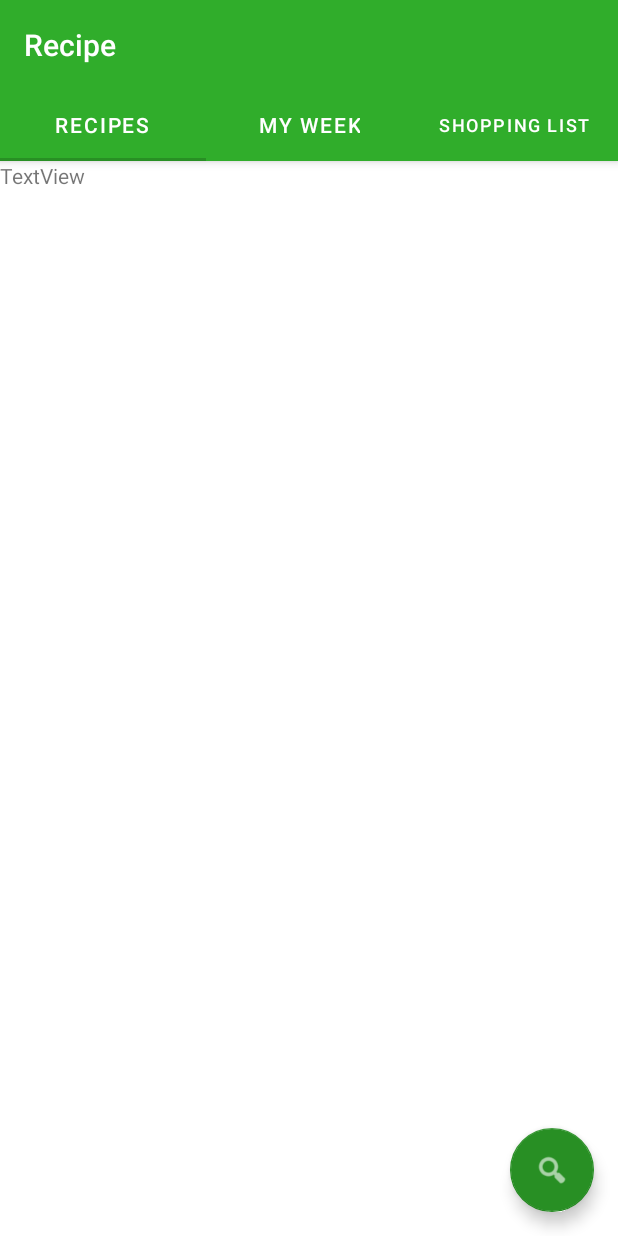
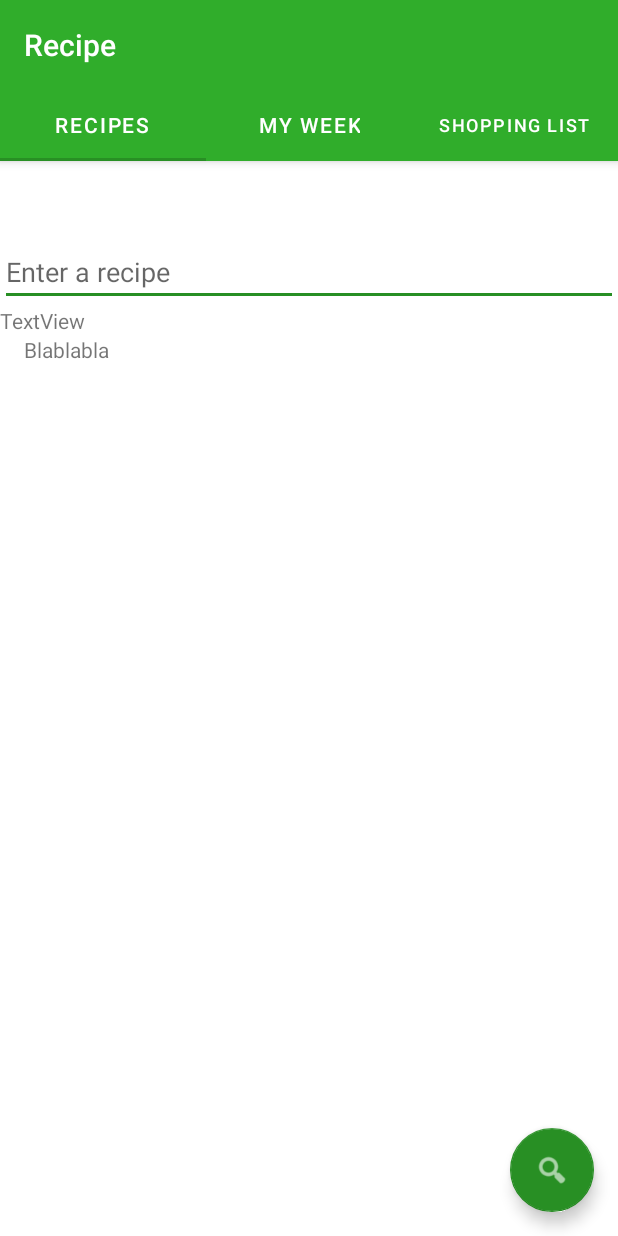
Before and after one commit to EwenQuim/recettes-app-kotlin, an Android app: the screen it shows after launch (MainActivity), on a phone screen of 412 x 824 dp. Run offline under Robolectric (Android 15) with nearby library versions, the phone set to English and light mode, and no system bars; 1 statement that could not run was skipped.

Commit message:
feat: messing around with code

```diff
--- a/app/src/main/res/layout/fragment_main.xml
+++ b/app/src/main/res/layout/fragment_main.xml
@@ -6,6 +6,11 @@
     android:layout_width="match_parent"
     android:layout_height="match_parent"
     tools:context=".ui.main.PlaceholderFragment">
+
+    <LinearLayout
+        android:layout_width="match_parent"
+        android:layout_height="match_parent"
+        android:orientation="vertical">
 
         <TextView
             android:id="@+id/section_label"
@@ -20,13 +25,45 @@
             tools:layout_constraintLeft_creator="1"
             tools:layout_constraintTop_creator="1" />
 
+        <EditText
+            android:id="@+id/editTextTextPersonName"
+            android:layout_width="match_parent"
+            android:layout_height="wrap_content"
+            android:autofillHints="recipe"
+            android:ems="10"
+            android:hint="@string/enter_a_recipe"
+            android:inputType="textPersonName"
+            android:text="" />
+
         <TextView
             android:id="@+id/textView"
             android:layout_width="wrap_content"
             android:layout_height="wrap_content"
             android:text="TextView"
+            tools:ignore="MissingConstraints"
             tools:layout_editor_absoluteX="176dp"
-        tools:layout_editor_absoluteY="356dp"
-        tools:ignore="MissingConstraints" />
+            tools:layout_editor_absoluteY="356dp" />
+
+        <ScrollView
+            android:layout_width="match_parent"
+            android:layout_height="match_parent"
+            android:layout_marginHorizontal="16dp">
+
+            <LinearLayout
+                android:layout_width="match_parent"
+                android:layout_height="wrap_content"
+                android:orientation="vertical">
+
+
+                <TextView
+                    android:layout_width="match_parent"
+                    android:layout_height="match_parent"
+                    android:text="Blablabla" />
+
+
+            </LinearLayout>
+        </ScrollView>
+    </LinearLayout>
+
 
 </androidx.constraintlayout.widget.ConstraintLayout>
--- a/app/src/main/res/values/strings.xml
+++ b/app/src/main/res/values/strings.xml
@@ -4,4 +4,5 @@
     <string name="tab_text_2">My week</string>
     <string name="tab_text_3">Shopping List</string>
     <string name="search">search</string>
+    <string name="enter_a_recipe">Enter a recipe</string>
 </resources>
```
Also changed, not shown: 1 other file. Lines whose indentation alone changed are shown as unchanged.
